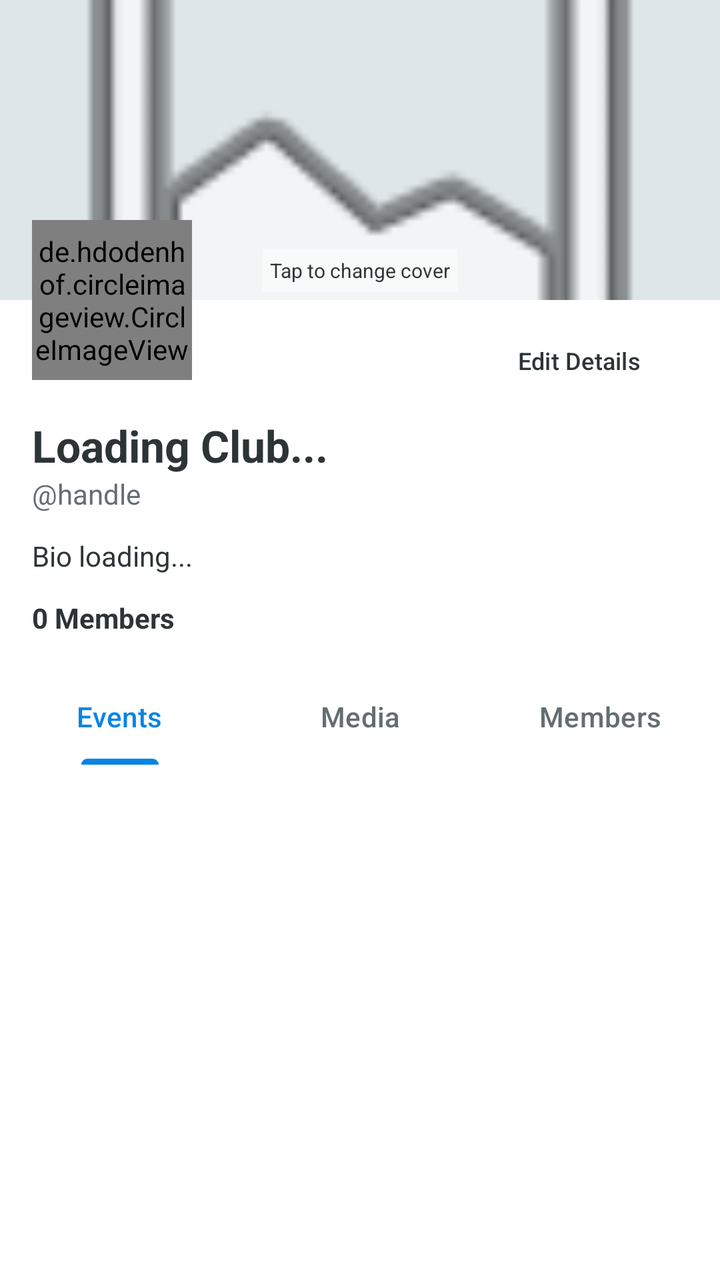
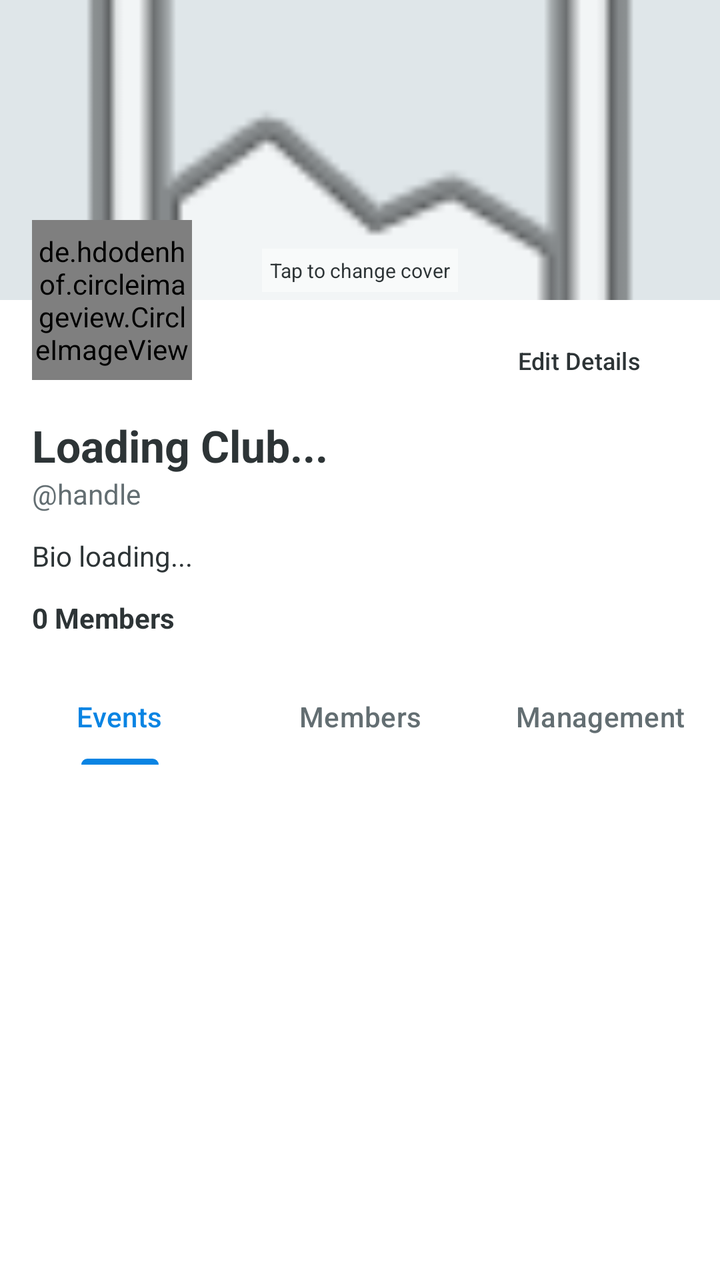

The first picture is an Android layout as it rendered before a commit; the second is the same layout after the commit. The layout source and the unified diff follow.
<!-- AndroidManifest.xml: application theme Theme.Campus_Sphere -->
<!-- res/layout/fragment_manage_club.xml -->
<?xml version="1.0" encoding="utf-8"?>
<androidx.coordinatorlayout.widget.CoordinatorLayout
    xmlns:android="http://schemas.android.com/apk/res/android"
    xmlns:app="http://schemas.android.com/apk/res-auto"
    android:layout_width="match_parent"
    android:layout_height="match_parent"
    android:background="#FFFFFF">

    <com.google.android.material.appbar.AppBarLayout
        android:id="@+id/appBarLayout"
        android:layout_width="match_parent"
        android:layout_height="wrap_content"
        android:background="#FFFFFF"
        android:theme="@style/ThemeOverlay.AppCompat.ActionBar">

        <com.google.android.material.appbar.CollapsingToolbarLayout
            android:layout_width="match_parent"
            android:layout_height="wrap_content"
            app:contentScrim="#FFFFFF"
            app:layout_scrollFlags="scroll|exitUntilCollapsed">

            <RelativeLayout
                android:layout_width="match_parent"
                android:layout_height="wrap_content"
                android:paddingBottom="10dp">

                <ImageView
                    android:id="@+id/headerImage"
                    android:layout_width="match_parent"
                    android:layout_height="150dp"
                    android:src="@android:drawable/ic_menu_gallery"
                    android:scaleType="centerCrop"
                    android:background="#DFE6E9"/>

                <TextView
                    android:layout_width="wrap_content"
                    android:layout_height="wrap_content"
                    android:text="Tap to change cover"
                    android:textColor="#2D3436"
                    android:background="#80FFFFFF"
                    android:padding="4dp"
                    android:textSize="10sp"
                    android:layout_alignBottom="@id/headerImage"
                    android:layout_centerHorizontal="true"
                    android:layout_marginBottom="4dp"/>

                <Button
                    android:id="@+id/editProfileBtn"
                    android:layout_width="wrap_content"
                    android:layout_height="36dp"
                    android:text="Edit Details"
                    android:textColor="#2D3436"
                    android:textSize="12sp"
                    android:background="@drawable/bg_rounded_border"
                    app:backgroundTint="#FFFFFF"
                    android:layout_below="@id/headerImage"
                    android:layout_alignParentEnd="true"
                    android:layout_marginTop="12dp"
                    android:layout_marginEnd="16dp"/>

                <de.hdodenhof.circleimageview.CircleImageView
                    android:id="@+id/clubIcon"
                    android:layout_width="80dp"
                    android:layout_height="80dp"
                    android:src="@android:drawable/sym_def_app_icon"
                    android:layout_marginTop="110dp"
                    android:layout_marginStart="16dp"
                    app:civ_border_width="4dp"
                    app:civ_border_color="#FFFFFF"/>

            </RelativeLayout>
        </com.google.android.material.appbar.CollapsingToolbarLayout>

        <LinearLayout
            android:layout_width="match_parent"
            android:layout_height="wrap_content"
            android:orientation="vertical"
            android:paddingHorizontal="16dp"
            android:paddingBottom="16dp"
            android:background="#FFFFFF">

            <TextView
                android:id="@+id/clubNameTitle"
                android:layout_width="wrap_content"
                android:layout_height="wrap_content"
                android:text="Loading Club..."
                android:textColor="#2D3436"
                android:textSize="22sp"
                android:textStyle="bold"/>

            <TextView
                android:id="@+id/clubHandle"
                android:layout_width="wrap_content"
                android:layout_height="wrap_content"
                android:text="@handle"
                android:textColor="#636E72"
                android:textSize="14sp"/>

            <TextView
                android:id="@+id/clubBio"
                android:layout_width="match_parent"
                android:layout_height="wrap_content"
                android:text="Bio loading..."
                android:textColor="#2D3436"
                android:layout_marginTop="12dp"/>

            <LinearLayout
                android:layout_width="match_parent"
                android:layout_height="wrap_content"
                android:orientation="horizontal"
                android:layout_marginTop="12dp">

                <TextView
                    android:id="@+id/joinedCount"
                    android:text="0 Members"
                    android:textColor="#2D3436"
                    android:textStyle="bold"
                    android:layout_width="wrap_content"
                    android:layout_height="wrap_content"/>
            </LinearLayout>
        </LinearLayout>

        <com.google.android.material.tabs.TabLayout
            android:id="@+id/clubTabLayout"
            android:layout_width="match_parent"
            android:layout_height="wrap_content"
            android:background="#FFFFFF"
            app:tabTextColor="#636E72"
            app:tabSelectedTextColor="#0984E3"
            app:tabIndicatorColor="#0984E3">
            <com.google.android.material.tabs.TabItem android:text="Events"/>
            <com.google.android.material.tabs.TabItem android:text="Media"/>
            <com.google.android.material.tabs.TabItem android:text="Members"/>
        </com.google.android.material.tabs.TabLayout>

    </com.google.android.material.appbar.AppBarLayout>

    <FrameLayout
        android:layout_width="match_parent"
        android:layout_height="match_parent"
        app:layout_behavior="@string/appbar_scrolling_view_behavior">

        <androidx.recyclerview.widget.RecyclerView
            android:id="@+id/clubContentRecycler"
            android:layout_width="match_parent"
            android:layout_height="match_parent"
            android:background="#FFFFFF"/>

        <TextView
            android:id="@+id/emptyStateText"
            android:layout_width="wrap_content"
            android:layout_height="wrap_content"
            android:text="No members yet"
            android:textSize="18sp"
            android:textColor="#B2BEC3"
            android:layout_gravity="center"
            android:visibility="gone"/>
    </FrameLayout>

</androidx.coordinatorlayout.widget.CoordinatorLayout>
<!-- resources referenced by this layout -->
<resources>
  <!-- drawable bg_rounded_border (drawable) -->
  <?xml version="1.0" encoding="utf-8"?>
  <shape xmlns:android="http://schemas.android.com/apk/res/android">
      <stroke android:width="1dp" android:color="#FFFFFF"/>
      <corners android:radius="8dp"/>
      <solid android:color="#00000000"/> </shape>
  <style name="Theme.Campus_Sphere" parent="Base.Theme.Campus_Sphere" />
  <style name="Base.Theme.Campus_Sphere" parent="Theme.Material3.DayNight.NoActionBar">
          
          
      </style>
</resources>

<!-- the commit's change to res/layout/fragment_manage_club.xml (unified diff, before → after) -->
@@ -33,6 +33,7 @@
                     android:background="#DFE6E9"/>
 
                 <TextView
+                    android:id="@+id/coverHint"
                     android:layout_width="wrap_content"
                     android:layout_height="wrap_content"
                     android:text="Tap to change cover"
@@ -57,6 +58,20 @@
                     android:layout_alignParentEnd="true"
                     android:layout_marginTop="12dp"
                     android:layout_marginEnd="16dp"/>
+
+                <Button
+                    android:id="@+id/joinClubBtn"
+                    android:layout_width="wrap_content"
+                    android:layout_height="36dp"
+                    android:text="Join"
+                    android:textColor="#FFFFFF"
+                    android:textSize="12sp"
+                    android:backgroundTint="#0984E3"
+                    android:layout_below="@id/headerImage"
+                    android:layout_alignParentEnd="true"
+                    android:layout_marginTop="12dp"
+                    android:layout_marginEnd="16dp"
+                    android:visibility="gone"/>
 
                 <de.hdodenhof.circleimageview.CircleImageView
                     android:id="@+id/clubIcon"
@@ -129,8 +144,8 @@
             app:tabSelectedTextColor="#0984E3"
             app:tabIndicatorColor="#0984E3">
             <com.google.android.material.tabs.TabItem android:text="Events"/>
-            <com.google.android.material.tabs.TabItem android:text="Media"/>
             <com.google.android.material.tabs.TabItem android:text="Members"/>
+            <com.google.android.material.tabs.TabItem android:text="Management"/>
         </com.google.android.material.tabs.TabLayout>
 
     </com.google.android.material.appbar.AppBarLayout>
<!-- resource entries referenced after the edit -->
@@ -8,8 +8,25 @@
       <solid android:color="#00000000"/> </shape>
   <style name="Theme.Campus_Sphere" parent="Base.Theme.Campus_Sphere" />
   <style name="Base.Theme.Campus_Sphere" parent="Theme.Material3.DayNight.NoActionBar">
-          
-          
+          <item name="colorPrimary">@color/app_primary</item>
+          <item name="colorOnPrimary">@color/app_on_primary</item>
+          <item name="colorPrimaryContainer">@color/app_primary_container</item>
+          <item name="colorSecondary">@color/app_secondary</item>
+          <item name="colorSecondaryContainer">@color/app_secondary_container</item>
+          <item name="colorSurface">@color/app_surface</item>
+          <item name="colorOnSurface">@color/app_on_surface</item>
+          <item name="colorError">@color/app_error</item>
+          <item name="android:windowBackground">@color/app_background</item>
+          <item name="android:navigationBarColor">@color/app_surface</item>
       </style>
+  <color name="app_primary">#0B3D91</color>
+  <color name="app_on_primary">#FFFFFF</color>
+  <color name="app_primary_container">#DCE7FF</color>
+  <color name="app_secondary">#00B894</color>
+  <color name="app_secondary_container">#D6FFF4</color>
+  <color name="app_surface">#FFFFFF</color>
+  <color name="app_on_surface">#1F2937</color>
+  <color name="app_error">#D63031</color>
+  <color name="app_background">#F6F7FB</color>
 </resources>
 
